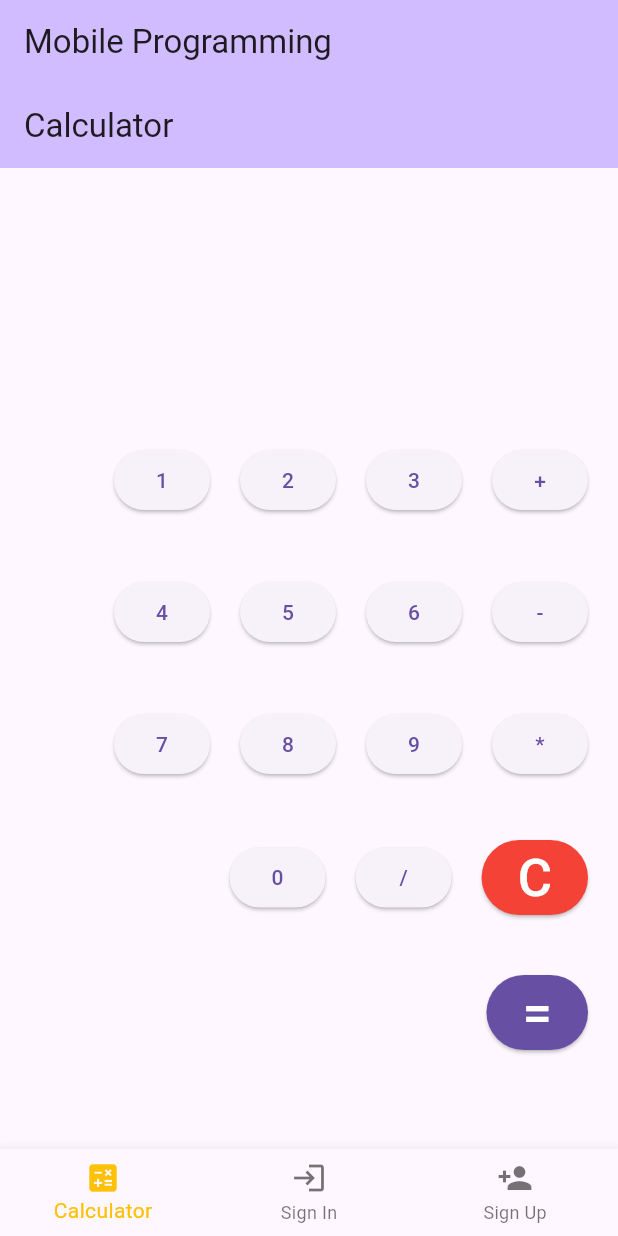
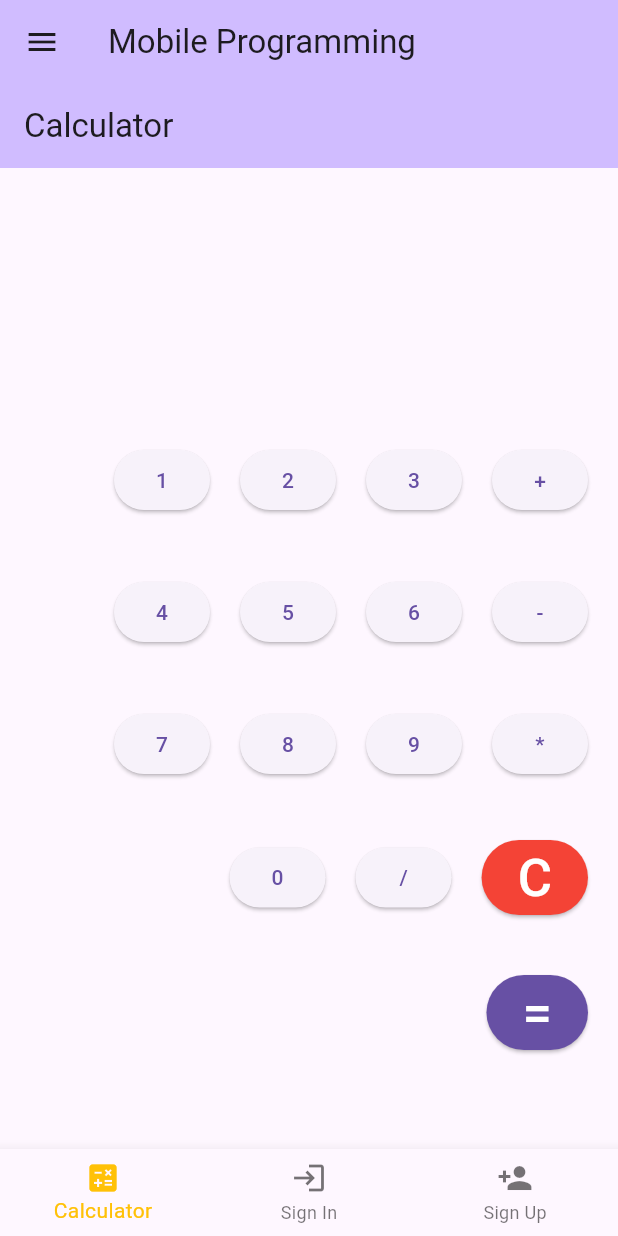
Before and after one commit to hirwaNkevin/flutter-calculator, a Flutter app: the screen it shows after launch, on a phone screen of 412 x 824 dp. Run offline on Flutter 3.47's test engine with Material 3 defaults, Android fonts, the phone set to English and light mode, and no system bars; missing offline and left inert: expressions.

```diff
--- a/lib/main.dart
+++ b/lib/main.dart
@@ -45,6 +45,8 @@ class _MyHomePageState extends State<MyHomePage> {
     Signupscreen(),
   ];
 
+  final GlobalKey<ScaffoldState> _scaffoldKey = GlobalKey<ScaffoldState>();
+
   void onItemTapped(int index) {
     setState(() {
       _selectedIndex = index;
@@ -54,9 +56,65 @@ class _MyHomePageState extends State<MyHomePage> {
   @override
   Widget build(BuildContext context) {
     return Scaffold(
+      key: _scaffoldKey,
       appBar: AppBar(
         backgroundColor: Theme.of(context).colorScheme.inversePrimary,
         title: Text(widget.title),
+        leading: IconButton(
+          icon: const Icon(Icons.menu),
+          onPressed: () {
+            _scaffoldKey.currentState?.openDrawer();
+          },
+        ),
+      ),
+      drawer: Drawer(
+        child: ListView(
+          padding: EdgeInsets.zero,
+          children: <Widget>[
+            const DrawerHeader(
+              decoration: BoxDecoration(
+                color: Colors.purpleAccent,
+              ),
+              child: ListTile(
+                leading: CircleAvatar(
+                  backgroundImage: AssetImage('../assets/profile_pircture.jpg'),
+                  radius: 30,
+                ),
+                title: Text(
+                  'Kevin Hirwa Nzitatira',
+                  style: TextStyle(
+                    color: Colors.white,
+                    fontSize: 20,
+                  ),
+                ),
+              ),
+            ),
+            ListTile(
+              leading: const Icon(Icons.calculate),
+              title: const Text('Calculator'),
+              onTap: () {
+                Navigator.pop(context);
+                onItemTapped(0);
+              },
+            ),
+            ListTile(
+              leading: const Icon(Icons.login),
+              title: const Text('Sign In'),
+              onTap: () {
+                Navigator.pop(context);
+                onItemTapped(1);
+              },
+            ),
+            ListTile(
+              leading: const Icon(Icons.person_add),
+              title: const Text('Sign Up'),
+              onTap: () {
+                Navigator.pop(context);
+                onItemTapped(2);
+              },
+            ),
+          ],
+        ),
       ),
       body: Center(child: _pages.elementAt(_selectedIndex)),
       bottomNavigationBar: BottomNavigationBar(
```
Also changed, not shown: assets/profile_pircture.jpg (added).
